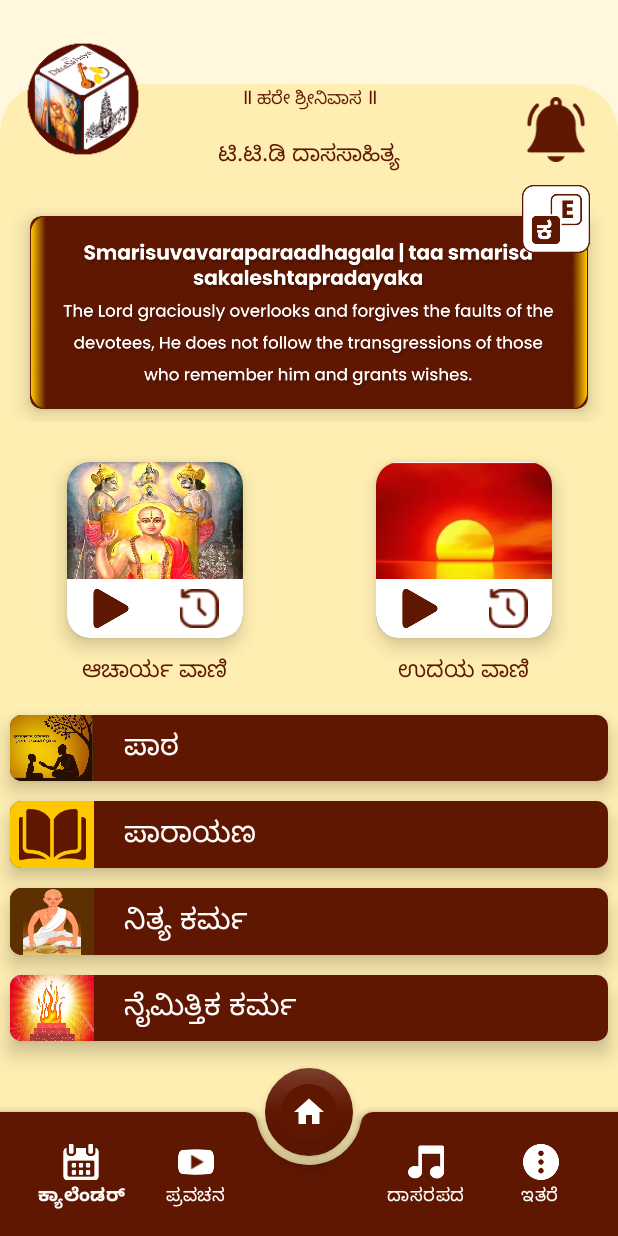
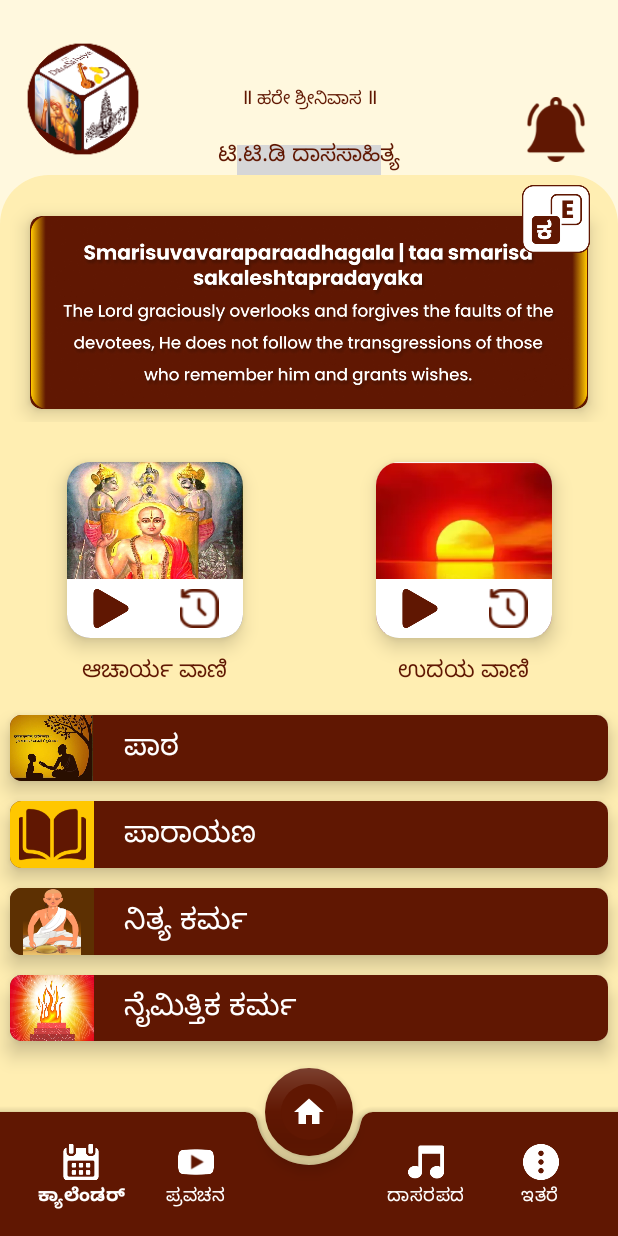
Before and after one commit to dsttd01/ttdapp, an Android app: the MainFragment screen opened directly, with no data from a screen before it, on a phone screen of 412 x 824 dp. Run offline under Robolectric (Android 15) with nearby library versions, the phone set to English and light mode, and no system bars; our stand-ins replace sdp/ssp sizes; 4 statements that could not run were skipped.

Commit message:
todo lists added

```diff
--- a/app/src/main/java/com/ttd/dasasahitya/fragments/MainFragment.kt
+++ b/app/src/main/java/com/ttd/dasasahitya/fragments/MainFragment.kt
@@ -60,6 +60,7 @@
                 }
 
                 R.id.more -> {
+                    // @todo: create glass-like background
                     MaterialAlertDialogBuilder(activity as MainActivity)
                         .setView(R.layout.alert_more)
                         .setBackground(ColorDrawable(Color.TRANSPARENT))
--- a/app/src/main/res/layout/fragment_main.xml
+++ b/app/src/main/res/layout/fragment_main.xml
@@ -105,6 +105,7 @@
         app:layout_constraintStart_toStartOf="parent"
         app:layout_constraintTop_toTopOf="parent" />
 
+    <!-- @todo: create rounded top, ref-->
     <View
         android:id="@+id/round_view"
         android:layout_width="0dp"
@@ -114,28 +115,8 @@
         app:layout_constraintEnd_toEndOf="parent"
         app:layout_constraintHorizontal_bias="0.0"
         app:layout_constraintStart_toStartOf="parent"
-        app:layout_constraintTop_toTopOf="@+id/ttd_hs"
+        app:layout_constraintTop_toBottomOf="@+id/ttd_header"
         app:layout_constraintVertical_bias="0.0" />
-
-    <!--@todo: create menu button here-->
-
-    <!--<androidx.appcompat.widget.ActionMenuView
-        android:id="@+id/more_menu_item"
-        android:layout_width="@dimen/_30sdp"
-        android:layout_height="0dp"
-        android:background="@drawable/more"
-        app:layout_constraintEnd_toEndOf="parent"
-        app:layout_constraintBottom_toTopOf="@id/h6per"
-        app:layout_constraintTop_toBottomOf="@id/h1per">
-        <com.google.android.material.navigation.NavigationView
-            android:layout_width="wrap_content"
-            android:layout_height="wrap_content"
-            app:menu="@menu/dotted_more_menu"
-            app:backgroundTint="@android:color/transparent"
-            app:itemIconTint="@color/white"
-            app:itemTextColor="#FFFFFF"
-            app:labelVisibilityMode="labeled"/>
-    </androidx.appcompat.widget.ActionMenuView>-->
 
     <View
         android:id="@+id/view3"
@@ -145,6 +126,10 @@
         app:layout_constraintBottom_toTopOf="@+id/h10per"
         app:layout_constraintStart_toStartOf="parent"
         app:layout_constraintTop_toTopOf="@+id/h1per" />
+
+    <!-- @todo:
+        1. remove shadow in bottomnav
+        2. remove 3d effect from fab-->
 
     <androidx.coordinatorlayout.widget.CoordinatorLayout
         android:id="@+id/coordinator"
@@ -166,7 +151,6 @@
             app:backgroundTint="@color/text_home"
             app:fabCradleMargin="@dimen/_5sdp"
             app:layout_anchorGravity="center_horizontal|center_vertical">
-
             <com.google.android.material.bottomnavigation.BottomNavigationView
                 android:id="@+id/bottomNavView"
                 android:layout_width="match_parent"
@@ -230,6 +214,8 @@
         app:layout_constraintEnd_toStartOf="@+id/v80per"
         app:layout_constraintStart_toStartOf="@+id/v20per"
         app:layout_constraintTop_toTopOf="@+id/h6per" />
+
+    <!-- @todo: create button view -->
     <TextView
         android:id="@+id/ttd_header"
         android:layout_width="0dp"
--- a/app/src/main/res/values/strings.xml
+++ b/app/src/main/res/values/strings.xml
@@ -57,4 +57,5 @@
     <string name="website">Website</string>
     <string name="About">About</string>
     <string name="hare_srinivasa">Hare Srinivasa</string>
+    <string name="guest_login">Guest Login</string>
 </resources>
```
Also changed, not shown: app/src/main/res/layout/activity_login.xml (+14 -3 lines), 1 other file.
